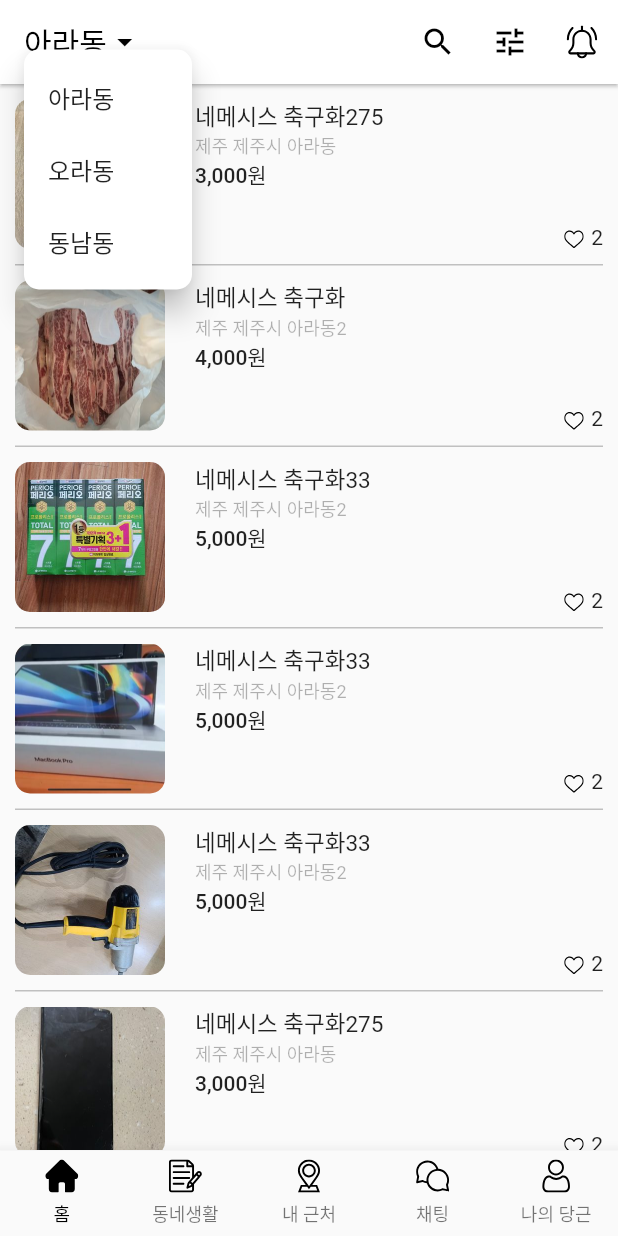
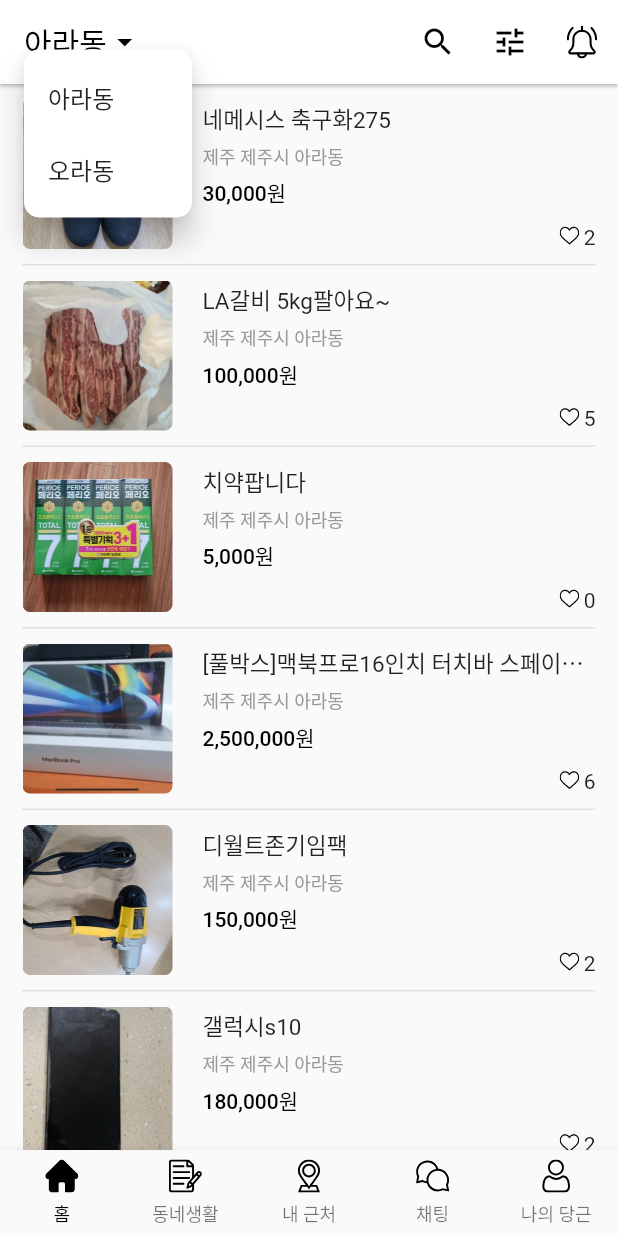
Before and after one commit to inkyungil/flutter_carrot_market, a Flutter app: the screen it shows after launch, after a tap on "아라동", on a phone screen of 412 x 824 dp. Run offline on Flutter 3.47's test engine with Material 2 defaults, Android fonts, the light colour scheme and no system bars; our stand-ins replace flutter_svg.

Commit message:
데이터 파일 분리

```diff
--- a/lib/page/home.dart
+++ b/lib/page/home.dart
@@ -1,17 +1,20 @@
 import 'package:flutter/material.dart';
-import 'package:flutter_svg/svg.dart';
+import 'package:flutter_carrot_market/repository/contents_repository.dart';
+import 'package:flutter_svg/flutter_svg.dart';
 import 'package:intl/intl.dart';
 
+import '../utils/data_utils.dart';
+
+
 class Home extends StatefulWidget {
-  const Home({Key? key}) : super(key: key);
+  Home({ Key ? key}) : super(key: key);
 
   @override
-  State<Home> createState() => _HomeState();
+  _HomeState createState() => _HomeState();
 }
 
 class _HomeState extends State<Home> {
-  List<Map<String, String>> datas = [];
-
+  final ContentsRepository contentsRepository = ContentsRepository();
   late String currentLocation;
   final Map<String, String> locationTypeToString = {
     "ara": "아라동",
@@ -19,81 +22,72 @@ class _HomeState extends State<Home> {
     "donam": "도남동",
   };
 
-
   @override
   void initState() {
-    // TODO: implement initState
     super.initState();
-
-    currentLocation = "ara" ;
-
-
-    datas = [{
-      "image" : "assets/images/ara-1.jpg",
-      "title" : "네메시스 축구화275",
-      "location" : "제주 제주시 아라동",
-      "price" : "3000",
-      "like" : "2"
-    },{
-      "image" : "assets/images/ara-2.jpg",
-      "title" : "네메시스 축구화",
-      "location" : "제주 제주시 아라동2",
-      "price" : "4000",
-      "like" : "2"
-    },{
-      "image" : "assets/images/ara-3.jpg",
-      "title" : "네메시스 축구화33",
-      "location" : "제주 제주시 아라동2",
-      "price" : "5000",
-      "like" : "2"
-    },{
-      "image" : "assets/images/ara-4.jpg",
-      "title" : "네메시스 축구화33",
-      "location" : "제주 제주시 아라동2",
-      "price" : "5000",
-      "like" : "2"
-    },{
-      "image" : "assets/images/ara-5.jpg",
-      "title" : "네메시스 축구화33",
-      "location" : "제주 제주시 아라동2",
-      "price" : "5000",
-      "like" : "2"
-    },{
-      "image" : "assets/images/ara-6.jpg",
-      "title" : "네메시스 축구화275",
-      "location" : "제주 제주시 아라동",
-      "price" : "3000",
-      "like" : "2"
-    },{
-      "image" : "assets/images/ara-7.jpg",
-      "title" : "네메시스 축구화",
-      "location" : "제주 제주시 아라동2",
-      "price" : "4000",
-      "like" : "2"
-    },{
-      "image" : "assets/images/ara-8.jpg",
-      "title" : "네메시스 축구화33",
-      "location" : "제주 제주시 아라동2",
-      "price" : "5000",
-      "like" : "2"
-    },{
-      "image" : "assets/images/ara-9.jpg",
-      "title" : "네메시스 축구화33",
-      "location" : "제주 제주시 아라동2",
-      "price" : "5000",
-      "like" : "2"
-    },{
-      "image" : "assets/images/ara-10.jpg",
-      "title" : "네메시스 축구화33",
-      "location" : "제주 제주시 아라동2",
-      "price" : "5000",
-      "like" : "2"
+    currentLocation = "ara";
   }
 
+  /*
+  * appBar Widget 구현
+  */
+  PreferredSizeWidget _appbarWidget() {
+    return AppBar(
+      title: GestureDetector(
+        onTap: () {
+          print("click event");
+        },
+        child: PopupMenuButton<String>(
+          offset: Offset(0, 20),
+          shape: ShapeBorder.lerp(
+              RoundedRectangleBorder(borderRadius: BorderRadius.circular(10.0)),
+              RoundedRectangleBorder(borderRadius: BorderRadius.circular(10.0)),
+              1),
+          child: Row(
+            children: [
+              Text(locationTypeToString[currentLocation]?? ""),
+              Icon(Icons.arrow_drop_down),
+            ],
+          ),
+          onSelected: (String value) {
+            setState(() {
+              currentLocation = value;
+            });
+          },
+          itemBuilder: (BuildContext context) {
+            return [
+              PopupMenuItem(
+                value: "ara",
+                child: Text("아라동"),
+              ),
+              PopupMenuItem(
+                value: "ora",
+                child: Text("오라동"),
+              )
             ];
-
+          },
+        ),
+      ),
+      elevation: 1, // 그림자를 표현되는 높이 3d 측면의 높이를 뜻함.
+      actions: [
+        IconButton(onPressed: () {}, icon: Icon(Icons.search)),
+        IconButton(onPressed: () {}, icon: Icon(Icons.tune)),
+        IconButton(
+          onPressed: () {},
+          icon: SvgPicture.asset(
+            "assets/svg/bell.svg",
+            width: 22,
+          ),
+        ),
+      ],
+    );
   }
 
+  Future<List<Map<String, String>>> _loadContents() async {
+    List<Map<String, String>> responseData =
+    await contentsRepository.loadContentsFromLocation(currentLocation);
+    return responseData;
+  }
   static final oCcy = new NumberFormat("#,###", "ko_KR");
   static String calcStringToWon(String priceString) {
     if (priceString != null && priceString != "") {
@@ -103,119 +97,120 @@ class _HomeState extends State<Home> {
     }
   }
 
-
-
-  PreferredSizeWidget _appbarWidget(){
-    return AppBar(
-      title:GestureDetector(
-        onTap: (){
-          print("click");
-        },
-        child: PopupMenuButton<String>(
-          offset: Offset(0,20),
-          shape: ShapeBorder.lerp(
-              RoundedRectangleBorder(borderRadius: BorderRadius.circular(10.0)),
-              RoundedRectangleBorder(borderRadius: BorderRadius.circular(10.0)),
-              1),
-          onSelected: (String where){
-            print(where);
-            setState(() {
-              currentLocation = where ;
-            });
-          },
-          itemBuilder: (BuildContext context) {
-            return [
-              const PopupMenuItem(value: "ara", child:Text("아라동")),
-              const PopupMenuItem(value: "ora", child:Text("오라동")),
-              const PopupMenuItem(value: "donam", child:Text("동남동")),
-            ];
-          },
-
-
+  Widget _makeDataList(List<Map<String, String>> datas) {
+    int size = datas == null ? 0 : datas.length;
+    return ListView.separated(
+      padding: EdgeInsets.symmetric(horizontal: 15),
+      physics: ClampingScrollPhysics(), // bounce 효과를 제거 할 수 있다.
+      itemBuilder: (BuildContext context, int index) {
+        if (datas != null && datas.length > 0) {
+          Map<String, String> data = datas[index];
+          return GestureDetector(
+            child: Container(
+                padding: const EdgeInsets.symmetric(vertical: 10),
                 child: Row(
-            children:[
-              //Text('경일동'),
-              Text(locationTypeToString[currentLocation]?? ""),
-              Icon(Icons.arrow_drop_down),
-            ]
+                  crossAxisAlignment: CrossAxisAlignment.start,
+                  children: [
+                    ClipRRect(
+                      borderRadius: BorderRadius.all(Radius.circular(5.0)),
+                      child: Hero(
+                        tag: data["cid"].toString(),
+                        child: Image.asset(
+                          data["image"].toString(),
+                          width: 100,
+                          height: 100,
+                          fit: BoxFit.fill,
                         ),
                       ),
                     ),
-      elevation: 1,
-      actions: [
-        IconButton(onPressed: (){}, icon : const Icon(Icons.search)),
-        IconButton(onPressed: (){}, icon : const Icon(Icons.tune)),
-        IconButton(onPressed: (){}, icon : SvgPicture.asset('assets/svg/bell.svg',width:22)),
+                    Expanded(
+                      child: Container(
+                        height: 100,
+                        padding: const EdgeInsets.only(left: 20, top: 2),
+                        alignment: Alignment.centerLeft,
+                        child: Column(
+                          crossAxisAlignment: CrossAxisAlignment.start,
+                          children: [
+                            Text(
+                              data["title"].toString(),
+                              overflow: TextOverflow.ellipsis,
+                              style: TextStyle(fontSize: 15),
+                            ),
+                            SizedBox(height: 5),
+                            Text(
+                              data["location"].toString(),
+                              style: TextStyle(
+                                  fontSize: 12, color: Color(0xff999999)),
+                            ),
+                            SizedBox(height: 5),
+                            Text(
+                              DataUtils.calcStringToWon(data["price"].toString()),
+                              style: TextStyle(
+                                  fontSize: 14,
+                                  color: Colors.black,
+                                  fontWeight: FontWeight.w500),
+                            ),
+                            Expanded(
+                              child: Container(
+                                child: Row(
+                                  mainAxisAlignment: MainAxisAlignment.end,
+                                  crossAxisAlignment: CrossAxisAlignment.end,
+                                  children: [
+                                    Container(
+                                      height: 18,
+                                      child: SvgPicture.asset(
+                                        "assets/svg/heart_off.svg",
+                                        width: 13,
+                                        height: 13,
+                                      ),
+                                    ),
+                                    SizedBox(width: 3),
+                                    Text(data["likes"].toString()),
                                   ],
+                                ),
+                              ),
+                            ),
+                          ],
+                        ),
+                      ),
+                    )
+                  ],
+                )),
+          );
+        } else {
+          return Center(child: CircularProgressIndicator());
+        }
+      },
+      itemCount: size,
+      separatorBuilder: (BuildContext context, int index) {
+        return Container(
+          height: 1,
+          color: Colors.black.withOpacity(0.1),
+        );
+      },
     );
   }
 
-
+  /*
+   * body UI
+   */
   Widget _bodyWidget() {
-    return ListView.separated(
-        padding: const EdgeInsets.symmetric(horizontal: 10),
-        itemBuilder: (BuildContext _context, int index){
-          return Container(
-            padding: const EdgeInsets.symmetric(vertical: 10),
-
-            child: Row(
-              children: [
-                ClipRRect(
-                  borderRadius: const BorderRadius.all(Radius.circular(10)),
-                  child: Image.asset(
-                    datas[index]["image"].toString(),
-                    width: 100,
-                    height: 100,
-                  ),
-                ),
-
-                Expanded(child:  Container(
-                  height: 100,
-                  padding: const EdgeInsets.only(left: 20),
-                  child: Column(
-                      crossAxisAlignment: CrossAxisAlignment.start,
-                      children:[
-                        Text(
-                          datas[index]['title'].toString(),
-                          overflow: TextOverflow.ellipsis,
-                          style: const TextStyle(fontSize: 15),),
-                        Text(
-                          datas[index]['location'].toString(),
-                          style: TextStyle(fontSize: 12, color: Colors.black.withOpacity(0.3)),
-                        ),
-
-                        Text(
-                            calcStringToWon(datas[index]['price'].toString() ),
-                            style: const TextStyle(fontWeight: FontWeight.w500 )
-                        ),
-
-                        Expanded(child: Row(
-                            mainAxisAlignment: MainAxisAlignment.end,
-                            crossAxisAlignment: CrossAxisAlignment.end,
-                            children:[
-                              SvgPicture.asset("assets/svg/heart_off.svg", width:13, height:13,),
-                              const SizedBox(width: 5),
-                              Text(datas[index]["like"].toString()),
-                            ]
-                        )
-                        )
-
-                      ]),))
-
-              ],
-            ),
+    return FutureBuilder(
+      future: _loadContents(),
+      builder: (context, dynamic snapshot) {
+        if (snapshot.connectionState != ConnectionState.done) {
+          return Center(child: CircularProgressIndicator());
+        }
+        if (snapshot.hasError) {
+          return Center(child: Text("데이터 오류"));
+        }
+        if (snapshot.hasData) {
+          return _makeDataList(snapshot.data);
+        }
+        return Center(child: Text("해당 지역에 데이터가 없습니다."));
+      },
     );
-        },
-        separatorBuilder: (BuildContext _context, int index){
-          return Container(
-            height: 1,
-            color: const Color(0xff99999999),
-          );
-        },
-        itemCount: 10);
   }
-
-
 
   @override
   Widget build(BuildContext context) {
--- /dev/null
+++ b/lib/repository/contents_repository.dart
@@ -0,0 +1,175 @@
+class ContentsRepository{
+
+  Map<String, dynamic> data = {
+    "ara": [
+      {
+        "cid": "1",
+        "image": "assets/images/ara-1.jpg",
+        "title": "네메시스 축구화275",
+        "location": "제주 제주시 아라동",
+        "price": "30000",
+        "likes": "2"
+      },
+      {
+        "cid": "2",
+        "image": "assets/images/ara-2.jpg",
+        "title": "LA갈비 5kg팔아요~",
+        "location": "제주 제주시 아라동",
+        "price": "100000",
+        "likes": "5"
+      },
+      {
+        "cid": "3",
+        "image": "assets/images/ara-3.jpg",
+        "title": "치약팝니다",
+        "location": "제주 제주시 아라동",
+        "price": "5000",
+        "likes": "0"
+      },
+      {
+        "cid": "4",
+        "image": "assets/images/ara-4.jpg",
+        "title": "[풀박스]맥북프로16인치 터치바 스페이스그레이",
+        "location": "제주 제주시 아라동",
+        "price": "2500000",
+        "likes": "6"
+      },
+      {
+        "cid": "5",
+        "image": "assets/images/ara-5.jpg",
+        "title": "디월트존기임팩",
+        "location": "제주 제주시 아라동",
+        "price": "150000",
+        "likes": "2"
+      },
+      {
+        "cid": "6",
+        "image": "assets/images/ara-6.jpg",
+        "title": "갤럭시s10",
+        "location": "제주 제주시 아라동",
+        "price": "180000",
+        "likes": "2"
+      },
+      {
+        "cid": "7",
+        "image": "assets/images/ara-7.jpg",
+        "title": "선반",
+        "location": "제주 제주시 아라동",
+        "price": "15000",
+        "likes": "2"
+      },
+      {
+        "cid": "8",
+        "image": "assets/images/ara-8.jpg",
+        "title": "냉장 쇼케이스",
+        "location": "제주 제주시 아라동",
+        "price": "80000",
+        "likes": "3"
+      },
+      {
+        "cid": "9",
+        "image": "assets/images/ara-9.jpg",
+        "title": "대우 미니냉장고",
+        "location": "제주 제주시 아라동",
+        "price": "30000",
+        "likes": "3"
+      },
+      {
+        "cid": "10",
+        "image": "assets/images/ara-10.jpg",
+        "title": "멜킨스 풀업 턱걸이 판매합니다.",
+        "location": "제주 제주시 아라동",
+        "price": "50000",
+        "likes": "7"
+      },
+    ],
+    "ora": [
+      {
+        "cid": "11",
+        "image": "assets/images/ora-1.jpg",
+        "title": "LG 통돌이세탁기 15kg(내부",
+        "location": "제주 제주시 오라동",
+        "price": "150000",
+        "likes": "13"
+      },
+      {
+        "cid": "12",
+        "image": "assets/images/ora-2.jpg",
+        "title": "3단책장 전면책장 가져가실분",
+        "location": "제주 제주시 오라동",
+        "price": "무료나눔",
+        "likes": "6"
+      },
+      {
+        "cid": "13",
+        "image": "assets/images/ora-3.jpg",
+        "title": "브리츠 컴퓨터용 스피커",
+        "location": "제주 제주시 오라동",
+        "price": "1000",
+        "likes": "4"
+      },
+      {
+        "cid": "14",
+        "image": "assets/images/ora-4.jpg",
+        "title": "안락 의자",
+        "location": "제주 제주시 오라동",
+        "price": "10000",
+        "likes": "1"
+      },
+      {
+        "cid": "15",
+        "image": "assets/images/ora-5.jpg",
+        "title": "어린이책 무료드림",
+        "location": "제주 제주시 오라동",
+        "price": "무료나눔",
+        "likes": "1"
+      },
+      {
+        "cid": "16",
+        "image": "assets/images/ora-6.jpg",
+        "title": "어린이책 무료드림",
+        "location": "제주 제주시 오라동",
+        "price": "무료나눔",
+        "likes": "0"
+      },
+      {
+        "cid": "17",
+        "image": "assets/images/ora-7.jpg",
+        "title": "칼세트 재제품 팝니다",
+        "location": "제주 제주시 오라동",
+        "price": "20000",
+        "likes": "5"
+      },
+      {
+        "cid": "18",
+        "image": "assets/images/ora-8.jpg",
+        "title": "아이팜장난감정리함팔아요",
+        "location": "제주 제주시 오라동",
+        "price": "30000",
+        "likes": "29"
+      },
+      {
+        "cid": "19",
+        "image": "assets/images/ora-9.jpg",
+        "title": "한색책상책장수납장세트 팝니다.",
+        "location": "제주 제주시 오라동",
+        "price": "1500000",
+        "likes": "1"
+      },
+      {
+        "cid": "20",
+        "image": "assets/images/ora-10.jpg",
+        "title": "순성 데일리 오가닉 카시트",
+        "location": "제주 제주시 오라동",
+        "price": "60000",
+        "likes": "8"
+      },
+    ]
+  };
+
+  Future<List<Map<String, String>>> loadContentsFromLocation(
+      String location) async {
+    await Future.delayed(Duration(milliseconds: 1000));
+    return data[location];
+  }
+}
--- /dev/null
+++ b/lib/utils/data_utils.dart
@@ -0,0 +1,13 @@
+import 'package:intl/intl.dart';
+
+class DataUtils {
+  static final oCcy = new NumberFormat("#,###", "ko_KR");
+  static String calcStringToWon(String priceString) {
+    if (priceString == "무료나눔") return priceString;
+    if (priceString != null && priceString != "") {
+      return "${oCcy.format(int.parse(priceString))}원";
+    } else {
+      return "- 원";
+    }
+  }
+}
```
Lines whose indentation alone changed are shown as unchanged.
